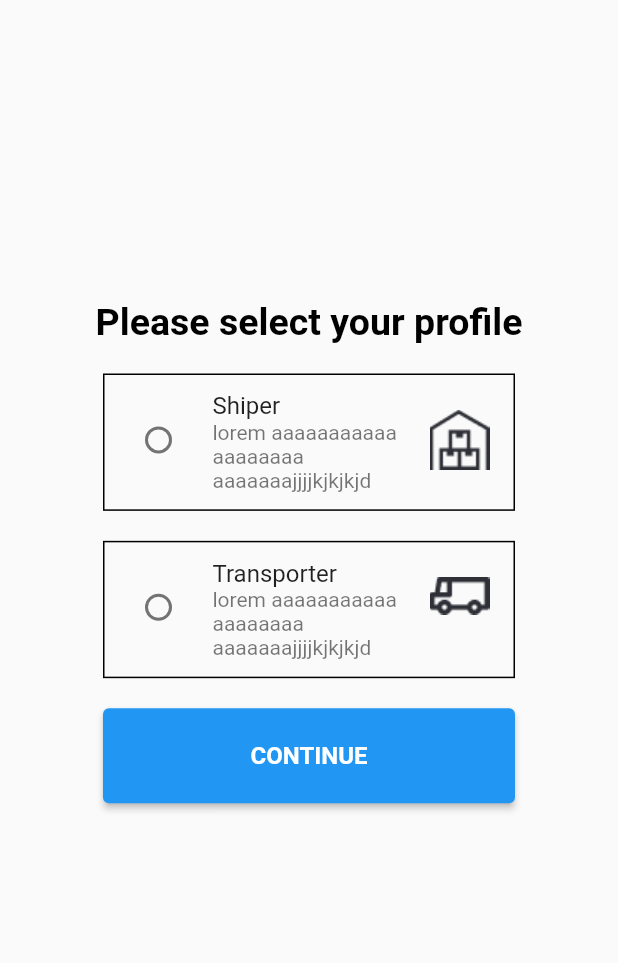
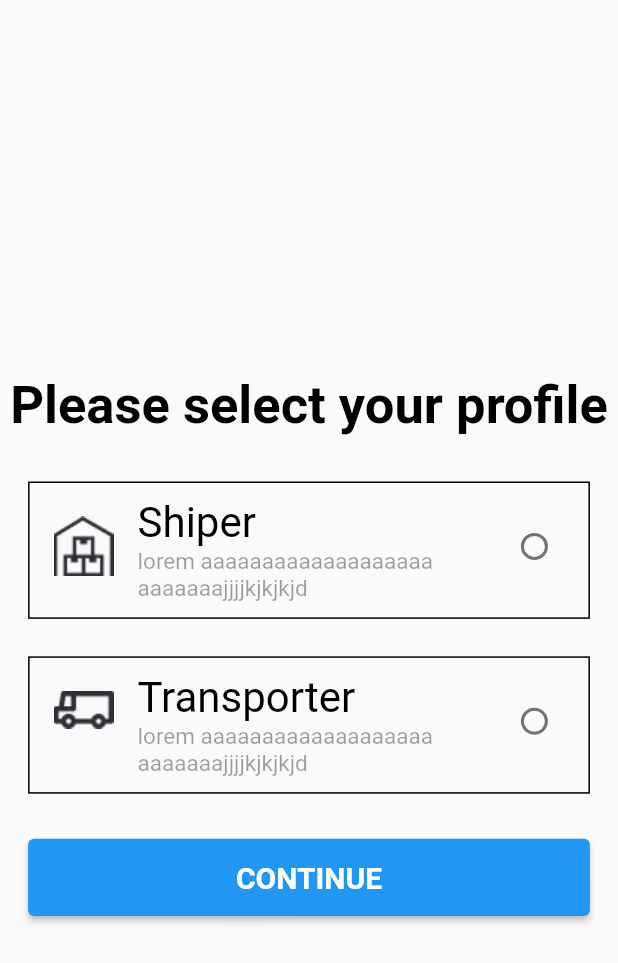
Before and after one commit to oiiakm/Liveasy-Logistic, a Flutter app: the ProfilePage screen opened by its route, on a phone screen of 412 x 824 dp. Shown: the top 963 px of the screen. Run offline on Flutter 3.47's test engine with Material 2 defaults, Android fonts, the phone set to English and light mode, and no system bars; our stand-ins replace firebase_auth, firebase_core, fluttertoast, go_router, intl_phone_field, otp_text_field; accounts and stored records are empty; network calls fail.

Commit message:
second commit

```diff
--- a/lib/pages/profile.dart
+++ b/lib/pages/profile.dart
@@ -17,72 +17,93 @@ class _ProfilePageState extends State<ProfilePage> {
       child: Column(
         children: [
           const SizedBox(
-            height: 200,
+            height: 250,
           ),
           const Text("Please select your profile",
               style: TextStyle(
                 fontWeight: FontWeight.bold,
-                fontSize: 25,
+                fontSize: 35,
                 color: Colors.black,
               )),
           const SizedBox(
-            height: 20,
+            height: 30,
           ),
           Container(
             alignment: Alignment.center,
-            width: screenWidth / 1.5,
+            width: screenWidth / 1.1,
             height: screenHeight / 9,
             decoration: BoxDecoration(
               border: Border.all(color: Colors.black, width: 1),
             ),
             child: RadioListTile(
-               secondary:Image.asset("images/shiper.png",fit:BoxFit.none),
+                controlAffinity: ListTileControlAffinity.trailing,
+                secondary: Image.asset("images/shiper.png", fit: BoxFit.none),
                 value: 1,
                 groupValue: selectedValue,
-                title: const Text(
-                  "Shiper",
-                ),
+                title: const Text("Shiper",
+                    style: TextStyle(
+                      fontSize: 28,
+                      color: Colors.black,
+                    )),
                 subtitle:
-                    const Text("lorem aaaaaaaaaaaaaaaaaaa\naaaaaaajjjjkjkjkjd"),
+                    const Text("lorem aaaaaaaaaaaaaaaaaaa\naaaaaaajjjjkjkjkjd",
+                        style: TextStyle(
+                          fontSize: 15,
+                          color: Colors.black38,
+                        )),
                 onChanged: (value) {
-                  selectedValue = value!;
+                  setState(() {
+                    selectedValue = value!;
+                  });
                 }),
           ),
           const SizedBox(
-            height: 20,
+            height: 25,
           ),
           Container(
             alignment: Alignment.center,
-            width: screenWidth / 1.5,
+            width: screenWidth / 1.1,
             height: screenHeight / 9,
             decoration: BoxDecoration(
               border: Border.all(color: Colors.black, width: 1),
             ),
             child: RadioListTile(
-              secondary:Image.asset("images/transporter.png",fit: BoxFit.none,),
+                controlAffinity: ListTileControlAffinity.trailing,
+                secondary: Image.asset(
+                  "images/transporter.png",
+                  fit: BoxFit.none,
+                ),
                 value: 2,
                 groupValue: selectedValue,
-                title: const Text(
-                  "Transporter",
-                ),
+                title: const Text("Transporter",
+                    style: TextStyle(
+                      fontSize: 28,
+                      color: Colors.black,
+                    )),
                 subtitle:
-                    const Text("lorem aaaaaaaaaaaaaaaaaaa\naaaaaaajjjjkjkjkjd"),
+                    const Text("lorem aaaaaaaaaaaaaaaaaaa\naaaaaaajjjjkjkjkjd",
+                        style: TextStyle(
+                          fontSize: 15,
+                          color: Colors.black38,
+                        )),
                 onChanged: (value) {
-                  selectedValue = value!;
+                  setState(() {
+                    selectedValue = value!;
+                  });
                 }),
           ),
           const SizedBox(
-            height: 20,
+            height: 30,
           ),
-          Container(
-            width: screenWidth / 1.5,
-            height: screenHeight / 13,
+          SizedBox(
+            width: screenWidth / 1.1,
+            height: screenHeight / 16,
             child: ElevatedButton(
               onPressed: () {},
               child: const Text("CONTINUE",
                   style: TextStyle(
                     fontWeight: FontWeight.bold,
-                    fontSize: 16,
+                    fontSize: 20,
                     color: Colors.white,
                   )),
             ),
```
Also changed, not shown: lib/pages/language.dart (+18 -12 lines), lib/pages/mobile.dart (+39 -13 lines), lib/pages/otp.dart (+79 -32 lines), images/2.png (added), images/3.png (added).
